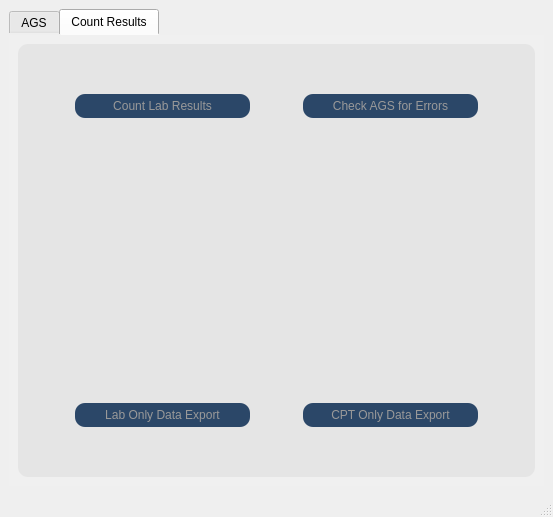
Qt form common/assets/ui/mainwindow.ui (lachesis17/AGS-GUI) before a commit.
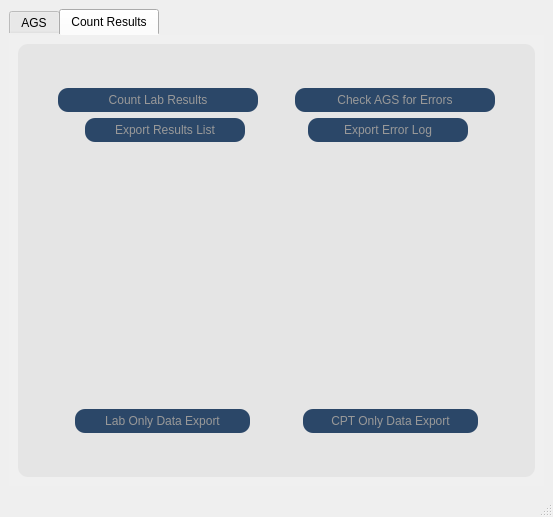
The same form after that commit. The open tabs and pages were chosen to show the change.

```diff
--- a/common/assets/ui/mainwindow.ui
+++ b/common/assets/ui/mainwindow.ui
@@ -1063,15 +1063,15 @@
                       <bool>false</bool>
                      </property>
                      <property name="sizePolicy">
-                      <sizepolicy hsizetype="MinimumExpanding" vsizetype="Fixed">
+                      <sizepolicy hsizetype="MinimumExpanding" vsizetype="MinimumExpanding">
                        <horstretch>0</horstretch>
                        <verstretch>0</verstretch>
                       </sizepolicy>
                      </property>
                      <property name="minimumSize">
                       <size>
-                       <width>175</width>
-                       <height>0</height>
+                       <width>200</width>
+                       <height>24</height>
                       </size>
                      </property>
                      <property name="maximumSize">
@@ -1134,15 +1134,15 @@
                       <bool>false</bool>
                      </property>
                      <property name="sizePolicy">
-                      <sizepolicy hsizetype="MinimumExpanding" vsizetype="Fixed">
+                      <sizepolicy hsizetype="MinimumExpanding" vsizetype="MinimumExpanding">
                        <horstretch>0</horstretch>
                        <verstretch>0</verstretch>
                       </sizepolicy>
                      </property>
                      <property name="minimumSize">
                       <size>
-                       <width>175</width>
-                       <height>0</height>
+                       <width>200</width>
+                       <height>24</height>
                       </size>
                      </property>
                      <property name="maximumSize">
@@ -1203,6 +1203,169 @@
                  </item>
                 </layout>
                </item>
+               <item>
+                <layout class="QHBoxLayout" name="horizontalLayout_17">
+                 <item>
+                  <layout class="QHBoxLayout" name="horizontalLayout_18">
+                   <item>
+                    <spacer name="horizontalSpacer_25">
+                     <property name="orientation">
+                      <enum>Qt::Horizontal</enum>
+                     </property>
+                     <property name="sizeHint" stdset="0">
+                      <size>
+                       <width>40</width>
+                       <height>20</height>
+                      </size>
+                     </property>
+                    </spacer>
+                   </item>
+                   <item>
+                    <widget class="QPushButton" name="button_export_results">
+                     <property name="enabled">
+                      <bool>false</bool>
+                     </property>
+                     <property name="sizePolicy">
+                      <sizepolicy hsizetype="MinimumExpanding" vsizetype="MinimumExpanding">
+                       <horstretch>0</horstretch>
+                       <verstretch>0</verstretch>
+                      </sizepolicy>
+                     </property>
+                     <property name="minimumSize">
+                      <size>
+                       <width>160</width>
+                       <height>24</height>
+                      </size>
+                     </property>
+                     <property name="maximumSize">
+                      <size>
+                       <width>16777215</width>
+                       <height>16777215</height>
+                      </size>
+                     </property>
+                     <property name="font">
+                      <font>
+                       <family>Tahoma</family>
+                       <pointsize>9</pointsize>
+                       <weight>50</weight>
+                       <italic>false</italic>
+                       <bold>false</bold>
+                      </font>
+                     </property>
+                     <property name="styleSheet">
+                      <string notr="true">QPushButton {
+    border-radius: 10px;
+	font: 9pt &quot;Tahoma&quot;;
+    background: #2b4768;
+    color: white;
+	padding:5px;
+}
+
+QPushButton:selected { 
+    color: black;
+}
+
+QPushButton:hover { 
+    background: #6bb7dd;
+}
+
+QPushButton:disabled { 
+    color: #999999;
+}</string>
+                     </property>
+                     <property name="text">
+                      <string>Export Results List</string>
+                     </property>
+                    </widget>
+                   </item>
+                   <item>
+                    <spacer name="horizontalSpacer_5">
+                     <property name="orientation">
+                      <enum>Qt::Horizontal</enum>
+                     </property>
+                     <property name="sizeHint" stdset="0">
+                      <size>
+                       <width>40</width>
+                       <height>20</height>
+                      </size>
+                     </property>
+                    </spacer>
+                   </item>
+                   <item>
+                    <widget class="QPushButton" name="button_export_error">
+                     <property name="enabled">
+                      <bool>false</bool>
+                     </property>
+                     <property name="sizePolicy">
+                      <sizepolicy hsizetype="MinimumExpanding" vsizetype="MinimumExpanding">
+                       <horstretch>0</horstretch>
+                       <verstretch>0</verstretch>
+                      </sizepolicy>
+                     </property>
+                     <property name="minimumSize">
+                      <size>
+                       <width>160</width>
+                       <height>24</height>
+                      </size>
+                     </property>
+                     <property name="maximumSize">
+                      <size>
+                       <width>16777215</width>
+                       <height>16777215</height>
+                      </size>
+                     </property>
+                     <property name="font">
+                      <font>
+                       <family>Tahoma</family>
+                       <pointsize>9</pointsize>
+                       <weight>50</weight>
+                       <italic>false</italic>
+                       <bold>false</bold>
+                      </font>
+                     </property>
+                     <property name="styleSheet">
+                      <string notr="true">QPushButton {
+    border-radius: 10px;
+	font: 9pt &quot;Tahoma&quot;;
+    background: #2b4768;
+    color: white;
+	padding:5px;
+}
+
+QPushButton:selected { 
+    color: black;
+}
+
+QPushButton:hover { 
+    background: #6bb7dd;
+}
+
+QPushButton:disabled { 
+    color: #999999;
+}</string>
+                     </property>
+                     <property name="text">
+                      <string>Export Error Log</string>
+                     </property>
+                    </widget>
+                   </item>
+                   <item>
+                    <spacer name="horizontalSpacer_30">
+                     <property name="orientation">
+                      <enum>Qt::Horizontal</enum>
+                     </property>
+                     <property name="sizeHint" stdset="0">
+                      <size>
+                       <width>40</width>
+                       <height>20</height>
+                      </size>
+                     </property>
+                    </spacer>
+                   </item>
+                  </layout>
+                 </item>
+                </layout>
+               </item>
                <item>
                 <spacer name="verticalSpacer">
                  <property name="orientation">
@@ -1234,8 +1397,8 @@
                   <string>&lt;!DOCTYPE HTML PUBLIC &quot;-//W3C//DTD HTML 4.0//EN&quot; &quot;http://www.w3.org/TR/REC-html40/strict.dtd&quot;&gt;
 &lt;html&gt;&lt;head&gt;&lt;meta name=&quot;qrichtext&quot; content=&quot;1&quot; /&gt;&lt;style type=&quot;text/css&quot;&gt;
 p, li { white-space: pre-wrap; }
-&lt;/style&gt;&lt;/head&gt;&lt;body style=&quot; font-family:'MS Shell Dlg 2'; font-size:7.8pt; font-weight:400; font-style:normal;&quot;&gt;
-&lt;p align=&quot;center&quot; style=&quot;-qt-paragraph-type:empty; margin-top:0px; margin-bottom:0px; margin-left:0px; margin-right:0px; -qt-block-indent:0; text-indent:0px; font-size:8.25pt;&quot;&gt;&lt;br /&gt;&lt;/p&gt;&lt;/body&gt;&lt;/html&gt;</string>
+&lt;/style&gt;&lt;/head&gt;&lt;body style=&quot; font-family:'MS Shell Dlg 2'; font-size:8.25pt; font-weight:400; font-style:normal;&quot;&gt;
+&lt;p align=&quot;center&quot; style=&quot;-qt-paragraph-type:empty; margin-top:0px; margin-bottom:0px; margin-left:0px; margin-right:0px; -qt-block-indent:0; text-indent:0px;&quot;&gt;&lt;br /&gt;&lt;/p&gt;&lt;/body&gt;&lt;/html&gt;</string>
                  </property>
                 </widget>
                </item>
@@ -1273,7 +1436,7 @@
                     <bool>false</bool>
                    </property>
                    <property name="sizePolicy">
-                    <sizepolicy hsizetype="MinimumExpanding" vsizetype="Fixed">
+                    <sizepolicy hsizetype="MinimumExpanding" vsizetype="MinimumExpanding">
                      <horstretch>0</horstretch>
                      <verstretch>0</verstretch>
                     </sizepolicy>
@@ -1281,7 +1444,7 @@
                    <property name="minimumSize">
                     <size>
                      <width>175</width>
-                     <height>0</height>
+                     <height>24</height>
                     </size>
                    </property>
                    <property name="maximumSize">
@@ -1344,7 +1507,7 @@
                     <bool>false</bool>
                    </property>
                    <property name="sizePolicy">
-                    <sizepolicy hsizetype="MinimumExpanding" vsizetype="Fixed">
+                    <sizepolicy hsizetype="MinimumExpanding" vsizetype="MinimumExpanding">
                      <horstretch>0</horstretch>
                      <verstretch>0</verstretch>
                     </sizepolicy>
@@ -1352,7 +1515,7 @@
                    <property name="minimumSize">
                     <size>
                      <width>175</width>
-                     <height>0</height>
+                     <height>24</height>
                     </size>
                    </property>
                    <property name="maximumSize">
```
Left out of the diff: 46 changed lines with no effect on the pictures.
